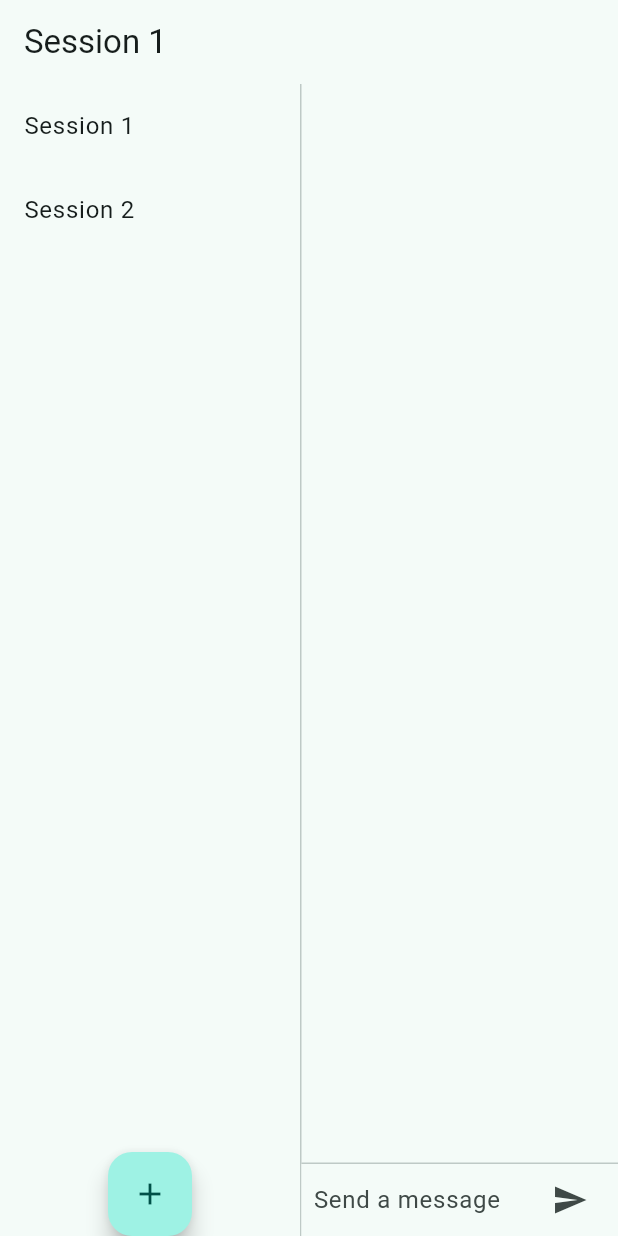
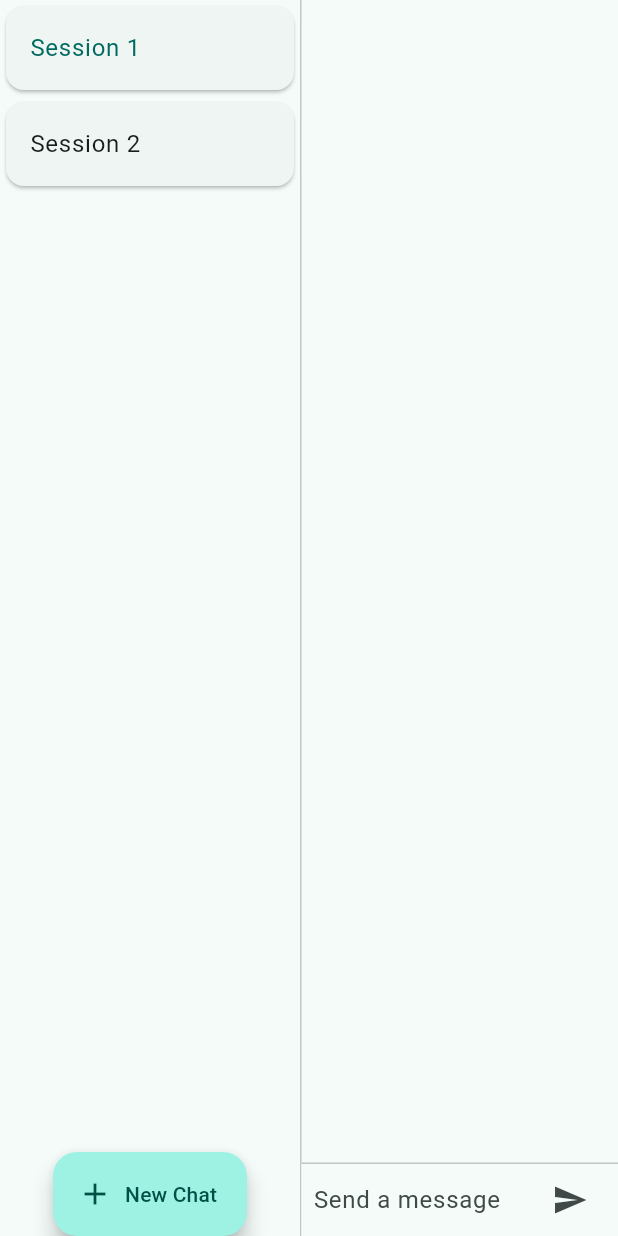
Before and after one commit to crazytan/ChatMaster, a Flutter app: the screen it shows after launch, on a phone screen of 412 x 824 dp. Run offline on Flutter 3.47's test engine with Material 2 defaults, Android fonts, the phone set to English and light mode, and no system bars.

Commit message:
Better list views.

```diff
--- a/lib/chat_model.dart
+++ b/lib/chat_model.dart
@@ -47,6 +47,8 @@ class ChatModel extends ChangeNotifier {
 
   Session get activeSession => _sessions[_activeSessionIndex];
 
+  int get activeSessionIndex => _activeSessionIndex;
+
   void _loadData() {
     JsonFileIO.readJsonFile().then((data) {
       if (data.isNotEmpty) {
--- a/lib/main.dart
+++ b/lib/main.dart
@@ -36,7 +36,7 @@ class MultiSessionChatScreen extends StatelessWidget {
   Widget build(BuildContext context) {
     return Consumer<ChatModel>(
       builder: (context, chatModel, _) => Scaffold(
-        appBar: AppBar(title: Text(chatModel.activeSession.name)),
+        //appBar: AppBar(title: Text(chatModel.activeSession.name)),
         body: Row(
           children: [
             SizedBox(
@@ -46,8 +46,12 @@ class MultiSessionChatScreen extends StatelessWidget {
                   Expanded(
                     child: ListView.builder(
                       itemCount: chatModel.sessions.length,
-                      itemBuilder: (context, index) => ListTile(
-                        title: Text(chatModel.sessions[index].name),
+                      itemBuilder: (context, index) => Card(
+                        child: ListTile(
+                          title: Text(
+                            chatModel.sessions[index].name,
+                          ),
+                          selected: chatModel.activeSessionIndex == index,
                           onTap: () {
                             chatModel.setActiveSession(index);
                             FocusScope.of(context).requestFocus(_textInputFocusNode);
@@ -55,12 +59,14 @@ class MultiSessionChatScreen extends StatelessWidget {
                         ),
                       ),
                     ),
-                  FloatingActionButton(
+                  ),
+                  FloatingActionButton.extended(
                     onPressed: () {
                       chatModel.createNewSession();
                       FocusScope.of(context).requestFocus(_textInputFocusNode);
                     },
-                    child: const Icon(Icons.add),
+                    label: const Text('New Chat'),
+                    icon: const Icon(Icons.add),
                   ),
                 ],
               ),
@@ -73,9 +79,11 @@ class MultiSessionChatScreen extends StatelessWidget {
                     padding: const EdgeInsets.all(8.0),
                     reverse: true,
                     itemCount: chatModel.activeSession.messages.length,
-                    itemBuilder: (_, index) => ListTile(
+                    itemBuilder: (_, index) => Card(
+                      child: ListTile(
                         title: Text(
                             chatModel.activeSession.messages[chatModel.activeSession.messages.length - index - 1].text),
+                      ),
                     ),
                   ),
                 ),
```
Lines whose indentation alone changed are shown as unchanged.
